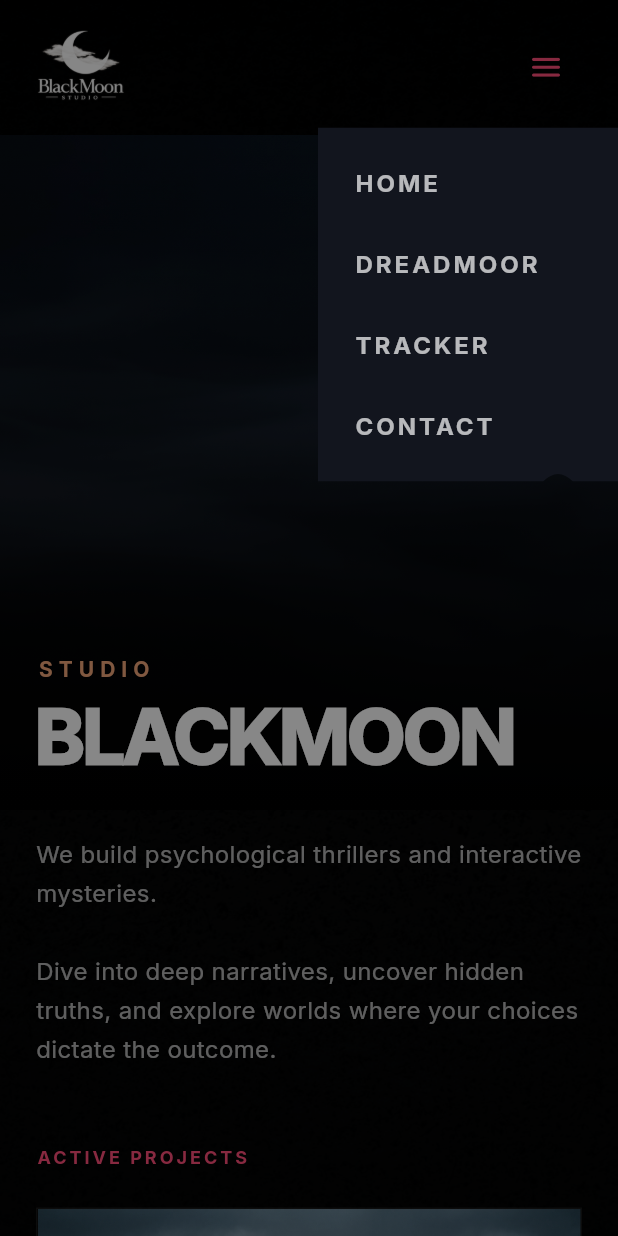
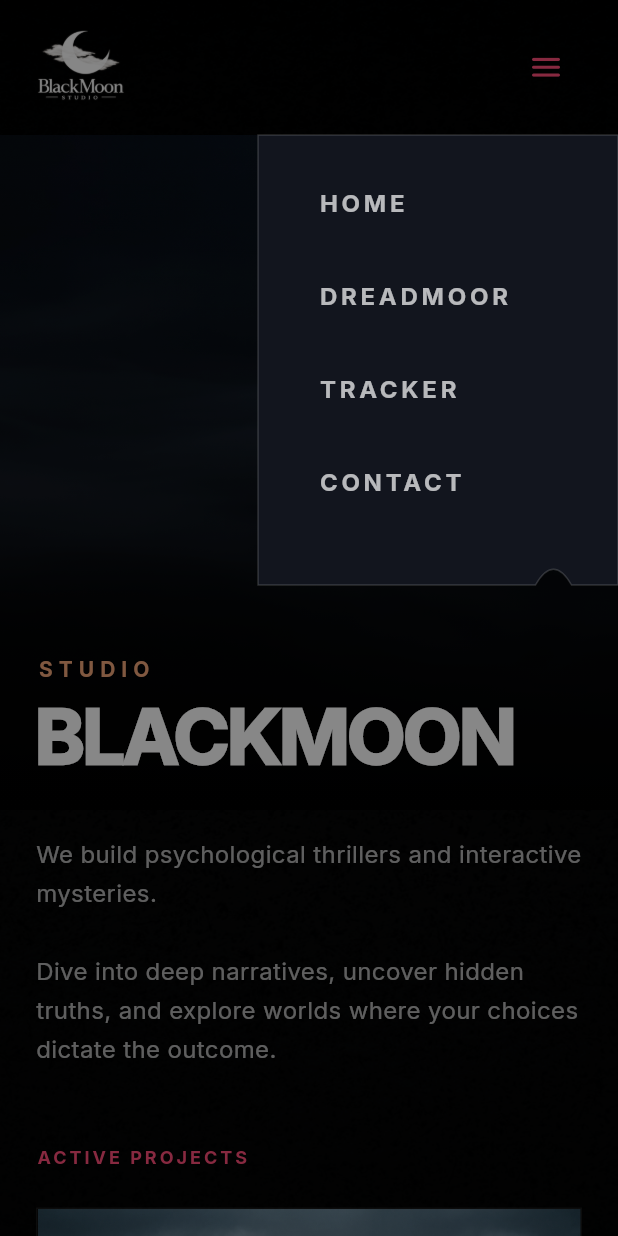
Before and after one commit to kirasimon565/blackmoon_web, a Flutter app: the screen it shows after launch, after a tap on the "menu" icon, on a phone screen of 412 x 824 dp. Run offline on Flutter 3.47's test engine with Material 3 defaults, Android fonts, the phone set to English and light mode, and no system bars; our stand-ins replace go_router.

Commit message:
Update main_scaffold.dart

```diff
--- a/lib/shared/layout/main_scaffold.dart
+++ b/lib/shared/layout/main_scaffold.dart
@@ -53,32 +53,31 @@ class MainScaffoldState extends State<MainScaffold> {
           // Main Content
           widget.child,
 
-          // Invisible overlay to close the menu when clicking outside of it
+          // Invisible overlay to close the menu
           if (_isMenuOpen)
             Positioned.fill(
               child: GestureDetector(
                 onTap: closeMenu,
                 behavior: HitTestBehavior.opaque,
                 child: Container(
-                  color: Colors.black.withAlpha(120), // Subtle dimming effect
+                  color: Colors.black.withAlpha(120), // Subtle dimming
                 ),
               ),
             ),
 
-          // 🔥 SYSTEM CONCAVE MENU (emerges from right edge, flat)
+          // 🔥 SYSTEM CONCAVE MENU
           AnimatedPositioned(
             duration: const Duration(milliseconds: 250),
             curve: Curves.easeOutCubic,
-            // Slides down from 60 to 85 when opened
-            top: _isMenuOpen ? 85.0 : 60.0,
-            right: 0.0, // Anchored to the right edge, not floating
+            // 90.0 anchors it exactly below the 90px tall SharedSliverAppBar
+            top: _isMenuOpen ? 90.0 : 70.0,
+            right: 0.0, // Flush against the right edge
             child: AnimatedOpacity(
               duration: const Duration(milliseconds: 200),
-              // Fades in and out
               opacity: _isMenuOpen ? 1.0 : 0.0,
               child: IgnorePointer(
-                ignoring: !_isMenuOpen, // Prevents clicks when closed/invisible
-                child: const _FloatingMenuPanel(),
+                ignoring: !_isMenuOpen,
+                child: const _SystemMenuPanel(),
               ),
             ),
           ),
@@ -89,47 +88,29 @@ class MainScaffoldState extends State<MainScaffold> {
 }
 
 // ==========================================
-// THE SYSTEM PANEL DESIGN with CONCAVE NOTCH
+// THE SYSTEM PANEL DESIGN
 // ==========================================
-class _FloatingMenuPanel extends StatelessWidget {
-  // Constants for the panel's visual geometry
-  static const double _width = 200.0;
-  static const double _notchXOffsetFromRight = 40.0; // Visual alignment to menu icon
-  static const double _notchWidth = 20.0;
-  static const double _notchDepth = 10.0;
-
-  const _FloatingMenuPanel();
+class _SystemMenuPanel extends StatelessWidget {
+  const _SystemMenuPanel();
 
   @override
   Widget build(BuildContext context) {
-    return ClipPath(
-      clipper: _MenuPanelClipper(
-        notchXOffsetFromRight: _notchXOffsetFromRight,
-        notchWidth: _notchWidth,
-        notchDepth: _notchDepth,
-      ),
+    return CustomPaint(
+      painter: _SystemPanelPainter(),
       child: Container(
-        width: _width,
-        padding: const EdgeInsets.symmetric(vertical: 24, horizontal: 24),
-        decoration: BoxDecoration(
-          // Using solid AppColors background for the panel, attached to edge
-          color: AppColors.backgroundSecondary.withAlpha(255),
-          // Sharp edges on the corner, clipping handles the notch
-          borderRadius: BorderRadius.zero,
-          // No shadow, no glow, flat look.
-        ),
+        width: 240.0, // Slightly wider to match left-aligned aesthetic
+        padding: const EdgeInsets.only(top: 32, bottom: 56, left: 40, right: 24),
         child: Column(
           mainAxisSize: MainAxisSize.min,
-          // Text aligned left for a controlled system readout feel
-          crossAxisAlignment: CrossAxisAlignment.start,
+          crossAxisAlignment: CrossAxisAlignment.start, // Left aligned
           children: [
-            _MinimalNavItem(title: "HOME", route: "/", onClose: (context.findAncestorStateOfType<MainScaffoldState>())?.closeMenu),
-            const SizedBox(height: 28), // Increased spacing for breathing room
-            _MinimalNavItem(title: "DREADMOOR", route: "/dreadmoor", onClose: (context.findAncestorStateOfType<MainScaffoldState>())?.closeMenu),
-            const SizedBox(height: 28),
-            _MinimalNavItem(title: "TRACKER", route: "/tracker", onClose: (context.findAncestorStateOfType<MainScaffoldState>())?.closeMenu),
-            const SizedBox(height: 28),
-            _MinimalNavItem(title: "CONTACT", route: "/contact", onClose: (context.findAncestorStateOfType<MainScaffoldState>())?.closeMenu),
+            _SystemNavItem(title: "HOME", route: "/", onClose: (context.findAncestorStateOfType<MainScaffoldState>())?.closeMenu),
+            const SizedBox(height: 36), // Deep breathing room
+            _SystemNavItem(title: "DREADMOOR", route: "/dreadmoor", onClose: (context.findAncestorStateOfType<MainScaffoldState>())?.closeMenu),
+            const SizedBox(height: 36),
+            _SystemNavItem(title: "TRACKER", route: "/tracker", onClose: (context.findAncestorStateOfType<MainScaffoldState>())?.closeMenu),
+            const SizedBox(height: 36),
+            _SystemNavItem(title: "CONTACT", route: "/contact", onClose: (context.findAncestorStateOfType<MainScaffoldState>())?.closeMenu),
           ],
         ),
       ),
@@ -138,73 +119,75 @@ class _FloatingMenuPanel extends StatelessWidget {
 }
 
 // ==========================================
-// CUSTOM CLIPPER FOR THE CONCAVE NOTCH
+// CUSTOM PAINTER (FOR SHARP EDGES & BORDER)
 // ==========================================
-class _MenuPanelClipper extends CustomClipper<Path> {
-  final double notchXOffsetFromRight;
-  final double notchWidth;
-  final double notchDepth;
+class _SystemPanelPainter extends CustomPainter {
+  @override
+  void paint(Canvas canvas, Size size) {
+    final path = Path();
 
-  _MenuPanelClipper({
-    required this.notchXOffsetFromRight,
-    required this.notchWidth,
-    required this.notchDepth,
-  });
-
-  @override
-  Path getClip(Size size) {
-    var path = Path();
-    // Start at top right, attached to the edge
+    // Top Right -> Top Left -> Bottom Left
     path.moveTo(size.width, 0);
-    // Line to top left
     path.lineTo(0, 0);
-    // Line down left side
     path.lineTo(0, size.height);
 
-    // Calculate notch position near the right edge
-    double notchCenterX = size.width - notchXOffsetFromRight;
+    // Notch math: Aligns exactly with the 38px hamburger icon that has 24px padding.
+    // 24 + (38 / 2) = 43px from the right edge.
+    final notchCenterX = size.width - 43.0;
+    final notchWidth = 24.0;
+    final notchDepth = 14.0;
 
-    // Bottom edge with precise concave cut
+    // Bottom Edge extending to the start of the notch
     path.lineTo(notchCenterX - notchWidth / 2, size.height);
-    // Inward concave U-cut (using quadraticBezierTo for a tight radius)
-    path.quadraticBezierTo(notchCenterX, size.height - notchDepth, notchCenterX + notchWidth / 2, size.height);
 
-    // Line to bottom right corner
+    // The Concave Incision (Tight radius, sharp curves inward)
+    path.quadraticBezierTo(
+      notchCenterX, size.height - notchDepth * 1.5, // Control point pulls sharply up
+      notchCenterX + notchWidth / 2, size.height
+    );
+
+    // Finish bottom edge -> Top Right
     path.lineTo(size.width, size.height);
-    // Line up right side to close, attached to the edge
     path.lineTo(size.width, 0);
+    path.close();
 
-    path.close();
-    return path;
+    // 1. Draw Flat Background
+    final fillPaint = Paint()
+      ..color = AppColors.backgroundSecondary // Base UI dark tone, no transparency
+      ..style = PaintingStyle.fill;
+    canvas.drawPath(path, fillPaint);
+
+    // 2. Draw 1px Incision Border
+    final borderPaint = Paint()
+      ..color = Colors.white.withAlpha(40) // Subtle but visible
+      ..strokeWidth = 1.0
+      ..style = PaintingStyle.stroke;
+    canvas.drawPath(path, borderPaint);
   }
 
   @override
-  bool shouldReclip(_MenuPanelClipper oldClipper) {
-    return oldClipper.notchXOffsetFromRight != notchXOffsetFromRight ||
-           oldClipper.notchWidth != notchWidth ||
-           oldClipper.notchDepth != notchDepth;
-  }
+  bool shouldRepaint(covariant CustomPainter oldDelegate) => false;
 }
 
 // ==========================================
-// MINIMAL NAV ITEM INTERACTION
+// SYSTEM NAV ITEM
 // ==========================================
-class _MinimalNavItem extends StatefulWidget {
+class _SystemNavItem extends StatefulWidget {
   final String title;
   final String route;
-  final VoidCallback? onClose; // Updated for dynamic retrieval
+  final VoidCallback? onClose;
 
-  const _MinimalNavItem({
+  const _SystemNavItem({
     required this.title,
     required this.route,
     this.onClose,
   });
 
   @override
-  State<_MinimalNavItem> createState() => _MinimalNavItemState();
+  State<_SystemNavItem> createState() => _SystemNavItemState();
 }
 
-class _MinimalNavItemState extends State<_MinimalNavItem> {
+class _SystemNavItemState extends State<_SystemNavItem> {
   bool _isHovered = false;
 
   @override
@@ -218,21 +201,20 @@ class _MinimalNavItemState extends State<_MinimalNavItem> {
         onTapUp: (_) => setState(() => _isHovered = false),
         onTapCancel: () => setState(() => _isHovered = false),
         onTap: () {
-          widget.onClose?.call(); // Close menu
+          widget.onClose?.call();
           context.go(widget.route);
         },
         child: AnimatedContainer(
           duration: const Duration(milliseconds: 150),
           curve: Curves.easeOut,
-          // Slides slightly to the left on hover/tap since it's now left-aligned
-          transform: Matrix4.translationValues(_isHovered ? -4.0 : 0.0, 0, 0),
+          // Slides right on interaction to fit the left-aligned format
+          transform: Matrix4.translationValues(_isHovered ? 6.0 : 0.0, 0, 0),
           child: Text(
             widget.title,
             style: AppTextStyles.body.copyWith(
               fontSize: 16,
               fontWeight: FontWeight.w800,
-              letterSpacing: 2.0,
-              // Color changes on hover using AppColors.accent
+              letterSpacing: 2.5, // Wide tracking
               color: _isHovered ? AppColors.accent : Colors.white70,
             ),
           ),
```
